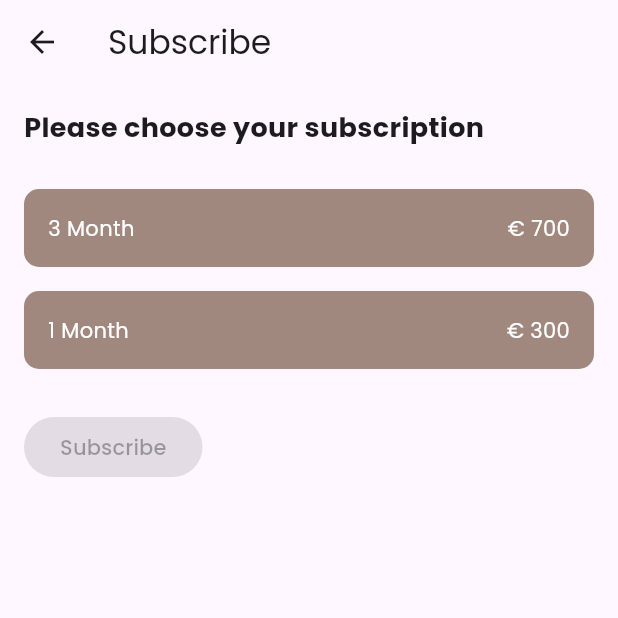
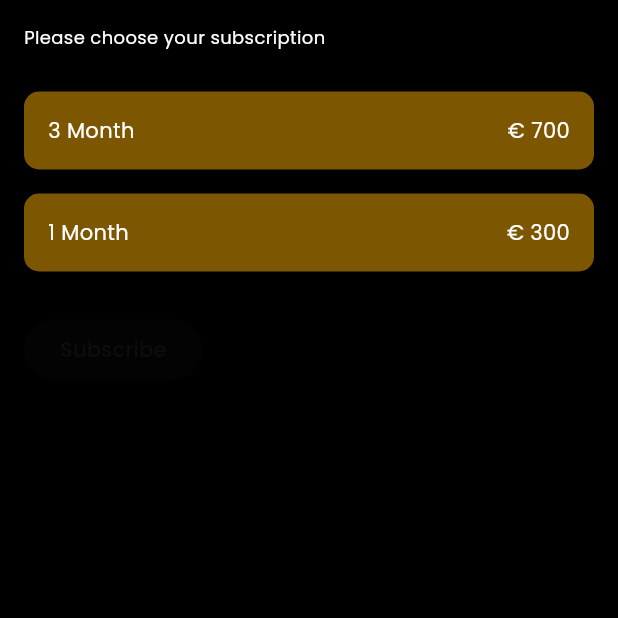
Before and after one commit to eddyh99/satoshi, a Flutter app: the InappView screen opened by its route, on a phone screen of 412 x 824 dp, the top half of it. Run offline on Flutter 3.47's test engine with Material 3 defaults, Android fonts, the phone set to English and light mode, and no system bars; our stand-ins replace convex_bottom_bar, email_validator, event_bus, firebase_analytics, firebase_core, firebase_messaging and 10 more; accounts and stored records are empty.

Commit message:
update referral, link referral, inapp

```diff
--- a/lib/view/inapp_view.dart
+++ b/lib/view/inapp_view.dart
@@ -79,17 +79,17 @@ class _InappViewState extends State<InappView> {
 
   @override
   Widget build(BuildContext context) {
-    return Scaffold(
-      appBar: AppBar(title: Text('Subscribe')),
+    return PopScope(
+        canPop: false,
+        child: Scaffold(
+          backgroundColor: Colors.black,
           body: Padding(
             padding: const EdgeInsets.all(16.0),
             child: Column(
               crossAxisAlignment: CrossAxisAlignment.start,
               children: [
-            Text(
-              'Please choose your subscription',
-              style: TextStyle(fontSize: 18, fontWeight: FontWeight.bold),
-            ),
+                Text('Please choose your subscription',
+                    style: const TextStyle(color: Colors.white, fontSize: 12)),
                 SizedBox(height: 20),
                 ..._plans.map((plan) {
                   int index = _plans.indexOf(plan);
@@ -104,14 +104,15 @@ class _InappViewState extends State<InappView> {
                       padding: EdgeInsets.all(16),
                       decoration: BoxDecoration(
                         color: _selectedPlanIndex == index
-                        ? Colors.brown.shade700
-                        : Colors.brown.shade300,
+                            ? Color(0xb48b3d00)
+                            : Color(0xbfa57300),
                         borderRadius: BorderRadius.circular(10),
                       ),
                       child: Row(
                         mainAxisAlignment: MainAxisAlignment.spaceBetween,
                         children: [
-                      Text(plan.name, style: TextStyle(color: Colors.white)),
+                          Text(plan.name,
+                              style: TextStyle(color: Colors.white)),
                           Text('€ ${plan.price}',
                               style: TextStyle(color: Colors.white)),
                         ],
@@ -127,11 +128,11 @@ class _InappViewState extends State<InappView> {
                   child: _isLoading
                       ? CircularProgressIndicator(color: Colors.white)
                       : Text('Subscribe'),
-            ),
+                )
               ],
             ),
           ),
-    );
+        ));
   }
 }
 
--- a/lib/view/member/setting_view.dart
+++ b/lib/view/member/setting_view.dart
@@ -3,7 +3,6 @@ import 'dart:io';
 
 import 'package:flutter/material.dart';
 import 'package:flutter/services.dart';
-import 'package:flutter_local_notifications/flutter_local_notifications.dart';
 import 'package:get/get.dart';
 import 'package:satoshi/utils/extensions.dart';
 import 'package:satoshi/utils/firebase_messaging_service.dart';
@@ -28,6 +27,7 @@ class SettingView extends StatefulWidget {
 class _SettingViewState extends State<SettingView> {
   dynamic email;
   dynamic idRef;
+  dynamic refcode;
   bool _isLoading = true;
   DateTime? currentDate;
   DateTime? endDate;
@@ -62,6 +62,7 @@ class _SettingViewState extends State<SettingView> {
     email = prefs.getString("email")!;
     idRef = prefs.getString("id_referral")!;
     lang = prefs.getString('selected_language') ?? 'en';
+    refcode= prefs.getString("refcode") ?? '';
 
     setState(() {
       // _isLoading = false;
@@ -179,7 +180,7 @@ class _SettingViewState extends State<SettingView> {
                                   filled: true,
                                   fillColor: Colors.white,
                                   hintText:
-                                      'https://pnglobalinternational.com/homepage/satoshi_price?ref=xxx',
+                                      refcode,
                                   hintStyle: TextStyle(color: Colors.black),
                                   border: OutlineInputBorder(
                                     borderRadius: BorderRadius.circular(8),
--- a/lib/view/signin_view.dart
+++ b/lib/view/signin_view.dart
@@ -347,6 +347,7 @@ class _SigninViewState extends State<SigninView> {
                                       .convert(utf8
                                           .encode(_passwordTextController.text))
                                       .toString());
+                              prefs.setString("refcode", result["message"]["refcode"]);
                               prefs.setString("id", result["message"]["id"]);
                               prefs.setString("end_date",
                                   result["message"]["end_date"] ?? "");
--- a/pubspec.yaml
+++ b/pubspec.yaml
@@ -16,7 +16,7 @@ publish_to: 'none' # Remove this line if you wish to publish to pub.dev
 # https://developer.apple.com/library/archive/documentation/General/Reference/InfoPlistKeyReference/Articles/CoreFoundationKeys.html
 # In Windows, build-name is used as the major, minor, and patch parts
 # of the product and file versions while build-number is used as the build suffix.
-version: 1.0.1+8
+version: 1.0.2+9
 
 environment:
   sdk: '>=2.17.0 <4.0.0'
@@ -37,7 +37,7 @@ dependencies:
   cupertino_icons: ^1.0.6
   get: ^4.6.6
   http: ^1.2.2
-  intl: ^0.19.0
+  intl: ^0.20.1
   email_validator: '^3.0.0'
   shimmer: ^3.0.0
   crypto: ^3.0.3
```
Also changed, not shown: pubspec.lock. Lines whose indentation alone changed are shown as unchanged.
